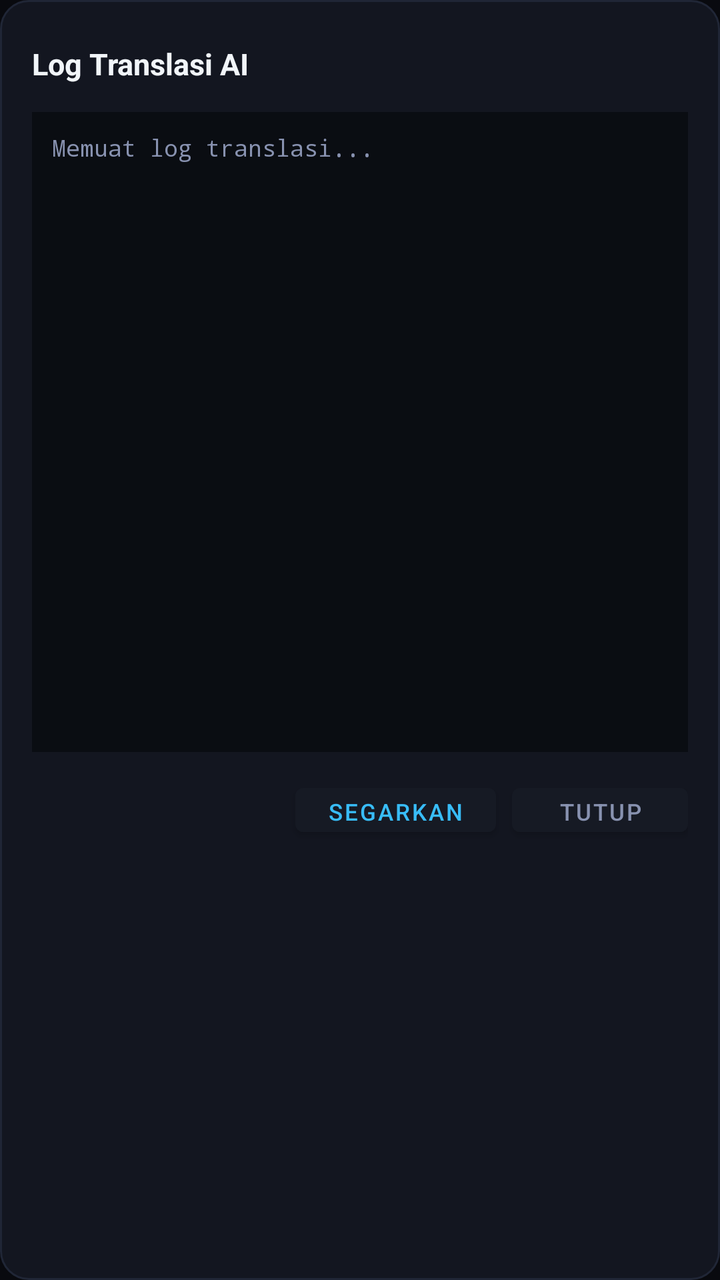
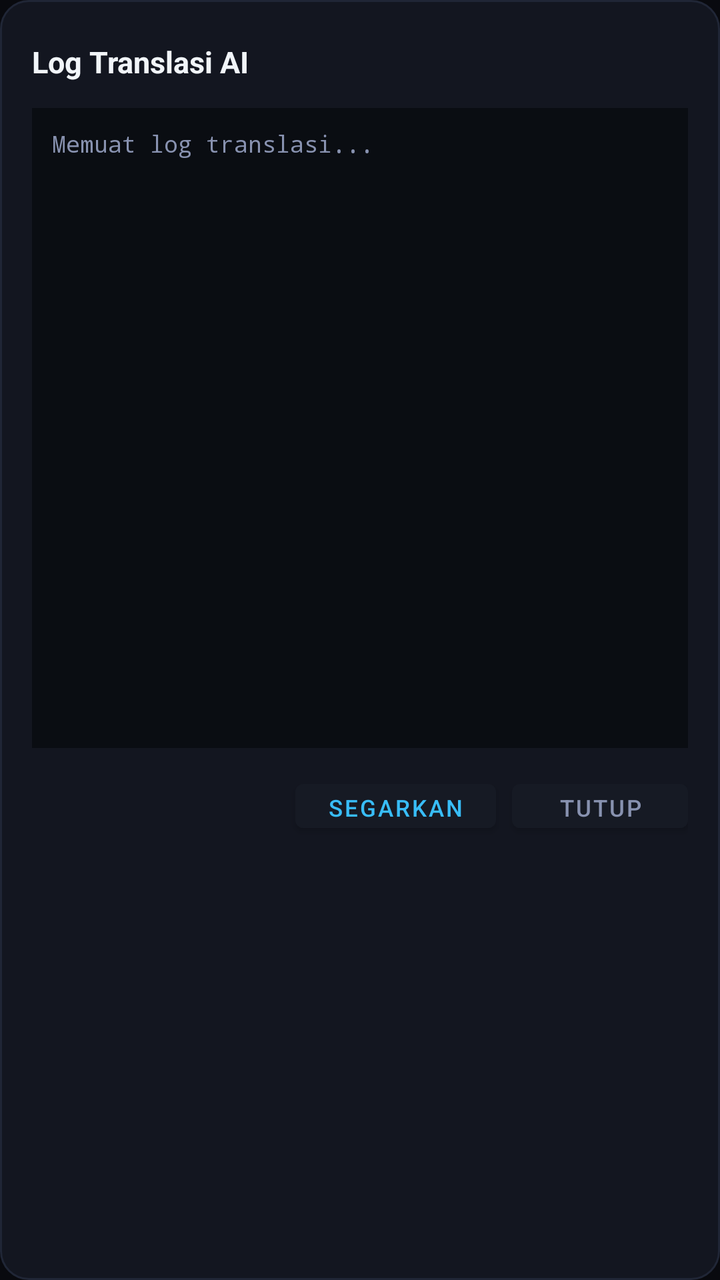

Before-and-after screenshots of an Android layout around one commit, followed by the original layout XML and the change that was made.
<!-- AndroidManifest.xml: application theme Theme.Tatap -->
<!-- res/layout/dialog_translate_logs.xml -->
<?xml version="1.0" encoding="utf-8"?>
<LinearLayout xmlns:android="http://schemas.android.com/apk/res/android"
    android:layout_width="match_parent"
    android:layout_height="wrap_content"
    android:orientation="vertical"
    android:background="@drawable/bg_dialog_card"
    android:padding="16dp">

    
    <LinearLayout
        android:layout_width="match_parent"
        android:layout_height="wrap_content"
        android:gravity="center_vertical"
        android:paddingBottom="8dp">

        <TextView
            android:layout_width="0dp"
            android:layout_height="wrap_content"
            android:layout_weight="1"
            android:text="Log Translasi AI"
            android:textColor="#F1F5F9"
            android:textSize="15sp"
            android:textStyle="bold" />

        <Button
            android:id="@+id/btn_close_logs_dialog"
            android:layout_width="32dp"
            android:layout_height="32dp"
            android:background="?attr/selectableItemBackgroundBorderless"
            android:drawableStart="@drawable/ic_close"
            android:drawableTint="#8892B0"
            android:padding="6dp" />
    </LinearLayout>

    <ScrollView
        android:layout_width="match_parent"
        android:layout_height="320dp"
        android:background="#0A0D12"
        android:padding="10dp"
        android:scrollbars="vertical">

        <TextView
            android:id="@+id/tv_translate_logs_content"
            android:layout_width="match_parent"
            android:layout_height="wrap_content"
            android:text="Memuat log translasi..."
            android:textColor="#8892B0"
            android:textSize="11.5sp"
            android:fontFamily="monospace" />
    </ScrollView>

    <LinearLayout
        android:layout_width="match_parent"
        android:layout_height="wrap_content"
        android:layout_marginTop="12dp"
        android:gravity="end">

        <Button
            android:id="@+id/btn_refresh_logs"
            android:layout_width="wrap_content"
            android:layout_height="34dp"
            android:text="Segarkan"
            android:textColor="#38BDF8"
            android:backgroundTint="#161A24"
            android:textSize="11.5sp"
            android:layout_marginEnd="8dp" />

        <Button
            android:id="@+id/btn_dismiss_logs"
            android:layout_width="wrap_content"
            android:layout_height="34dp"
            android:text="Tutup"
            android:textColor="#8892B0"
            android:backgroundTint="#161A24"
            android:textSize="11.5sp" />
    </LinearLayout>
</LinearLayout>
<!-- resources referenced by this layout -->
<resources>
  <!-- drawable bg_dialog_card (drawable) -->
  <?xml version="1.0" encoding="utf-8"?>
  <shape xmlns:android="http://schemas.android.com/apk/res/android"
      android:shape="rectangle">
      <corners android:radius="14dp" />
      <solid android:color="#131620" />
      <stroke
          android:width="1dp"
          android:color="#202636" />
  </shape>
  <!-- drawable ic_close (drawable) -->
  <?xml version="1.0" encoding="utf-8"?>
  <vector xmlns:android="http://schemas.android.com/apk/res/android"
      android:width="24dp"
      android:height="24dp"
      android:viewportWidth="24"
      android:viewportHeight="24">
      
      <path
          android:fillColor="#FFFFFFFF"
          android:pathData="M19,6.41 L17.59,5 L12,10.59 L6.41,5 L5,6.41 L10.59,12 L5,17.59 L6.41,19 L12,13.41 L17.59,19 L19,17.59 L13.41,12 L19,6.41 Z" />
  </vector>
  <style name="Theme.Tatap" parent="Theme.MaterialComponents.NoActionBar">
          <item name="colorPrimary">#38BDF8</item>
          <item name="colorPrimaryVariant">#090A0F</item>
          <item name="colorOnPrimary">#FFFFFF</item>
          <item name="colorSecondary">#38BDF8</item>
          <item name="android:statusBarColor">#090A0F</item>
          <item name="android:navigationBarColor">#090A0F</item>
          <item name="android:windowBackground">#090A0F</item>
      </style>
</resources>

<!-- the commit's change to res/layout/dialog_translate_logs.xml (unified diff, before → after) -->
@@ -24,12 +24,12 @@
 
         <Button
             android:id="@+id/btn_close_logs_dialog"
-            android:layout_width="32dp"
-            android:layout_height="32dp"
+            android:layout_width="30dp"
+            android:layout_height="30dp"
             android:background="?attr/selectableItemBackgroundBorderless"
             android:drawableStart="@drawable/ic_close"
             android:drawableTint="#8892B0"
-            android:padding="6dp" />
+            android:padding="8dp" />
     </LinearLayout>
 
     <ScrollView
<!-- resource entries referenced after the edit -->
@@ -13,8 +13,8 @@
   <!-- drawable ic_close (drawable) -->
   <?xml version="1.0" encoding="utf-8"?>
   <vector xmlns:android="http://schemas.android.com/apk/res/android"
-      android:width="24dp"
-      android:height="24dp"
+      android:width="14dp"
+      android:height="14dp"
       android:viewportWidth="24"
       android:viewportHeight="24">
       
